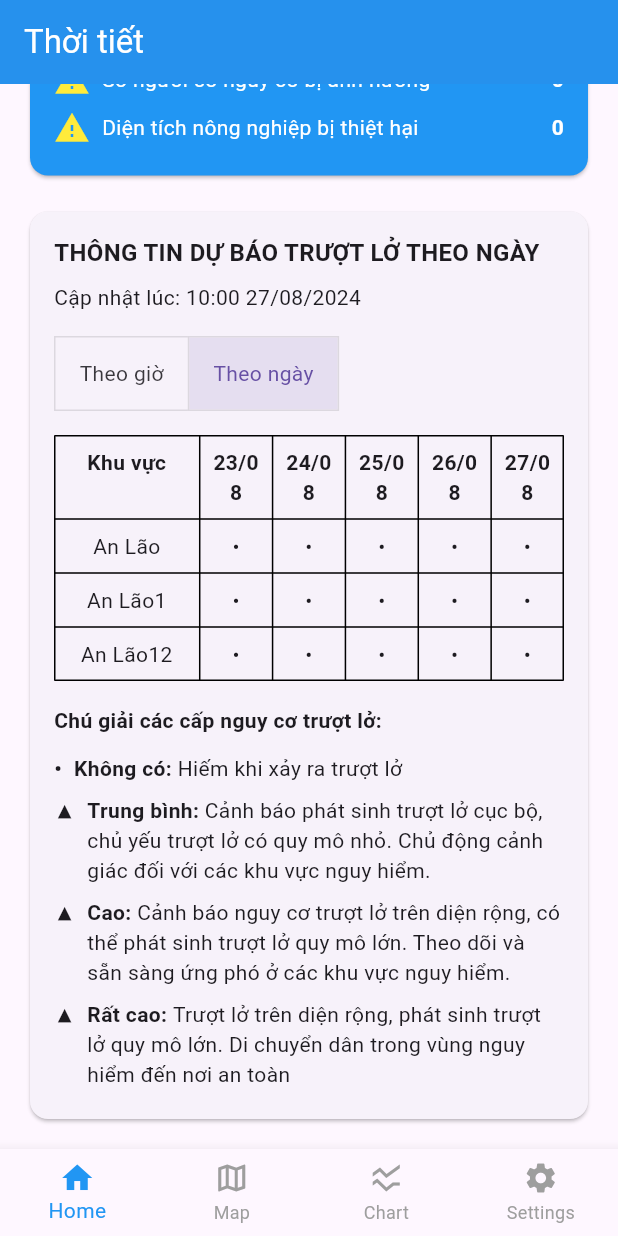
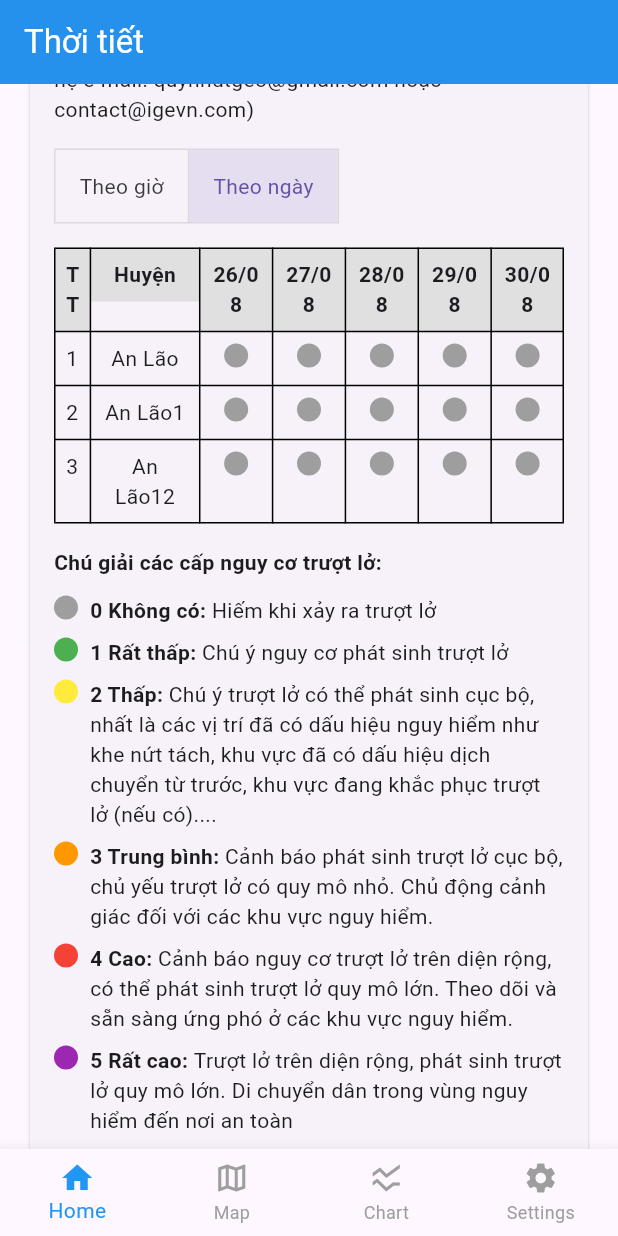
Before and after one commit to kiu-chan/truotlo, a Flutter app: the screen it shows after launch, scrolled down 576 dp, after a tap on "Theo ngày", on a phone screen of 412 x 824 dp. Run offline on Flutter 3.47's test engine with Material 3 defaults, Android fonts, the phone set to English and light mode, and no system bars; our stand-ins replace fl_chart, geolocator, shared_preferences; missing offline and left inert: bcrypt, mapbox_gl, postgres; network calls fail.

Commit message:
up tách file landslide

```diff
--- /dev/null
+++ b/lib/src/page/home/elements/landslide/landslide_forecast_card.dart
@@ -0,0 +1,110 @@
+import 'package:flutter/material.dart';
+import 'landslide_forecast_utils.dart';
+
+class LandslideForecastCard extends StatefulWidget {
+  const LandslideForecastCard({super.key});
+
+  @override
+  LandslideForecastCardState createState() => LandslideForecastCardState();
+}
+
+class LandslideForecastCardState extends State<LandslideForecastCard> {
+  bool _showHourlyForecast = true;
+
+  @override
+  Widget build(BuildContext context) {
+    return Card(
+      child: Padding(
+        padding: const EdgeInsets.all(16.0),
+        child: Column(
+          crossAxisAlignment: CrossAxisAlignment.start,
+          children: [
+            Text(
+              _showHourlyForecast
+                  ? 'THÔNG TIN DỰ BÁO TRƯỢT LỞ THEO GIỜ'
+                  : 'THÔNG TIN DỰ BÁO TRƯỢT LỞ THEO NGÀY',
+              style: const TextStyle(fontWeight: FontWeight.bold, fontSize: 16),
+            ),
+            const SizedBox(height: 8),
+            const Text('Cập nhật lúc: 15:00 30/08/2024'),
+            const Text('(Thông tin dự báo chi tiết theo giờ đến cấp xã, liên hệ e-mail: quynhdtgeo@gmail.com hoặc contact@igevn.com)'),
+            const SizedBox(height: 16),
+            _buildToggleButtons(),
+            const SizedBox(height: 16),
+            _showHourlyForecast ? _buildHourlyForecastTable() : _buildDailyForecastTable(),
+            const SizedBox(height: 16),
+            _showHourlyForecast ? buildHourlyLegend(context) : buildDailyLegend(context),
+            const SizedBox(height: 8),
+            const Text('Các huyện không có trong danh sách không có nguy cơ trượt lở', style: TextStyle(fontStyle: FontStyle.italic)),
+          ],
+        ),
+      ),
+    );
+  }
+
+  Widget _buildToggleButtons() {
+    return ToggleButtons(
+      isSelected: [_showHourlyForecast, !_showHourlyForecast],
+      onPressed: (int index) {
+        setState(() {
+          _showHourlyForecast = index == 0;
+        });
+      },
+      children: const [
+        Padding(
+          padding: EdgeInsets.symmetric(horizontal: 16),
+          child: Text('Theo giờ'),
+        ),
+        Padding(
+          padding: EdgeInsets.symmetric(horizontal: 16),
+          child: Text('Theo ngày'),
+        ),
+      ],
+    );
+  }
+
+  Widget _buildHourlyForecastTable() {
+    return Table(
+      border: TableBorder.all(),
+      columnWidths: const {
+        0: FlexColumnWidth(0.5),
+        1: FlexColumnWidth(1),
+        2: FlexColumnWidth(1),
+        3: FlexColumnWidth(1),
+        4: FlexColumnWidth(1),
+        5: FlexColumnWidth(1),
+        6: FlexColumnWidth(1),
+      },
+      children: [
+        buildTableRow(['STT', 'Tỉnh', 'Huyện', 'Vị trí', 'Lũ quét', 'Trượt nông', 'Trượt lớn'], isHeader: true),
+        buildTableRow(['1', 'Bình Định', 'An Lão', 'Đá Cạnh', buildRiskIcon('no_risk'), buildRiskIcon('no_risk'), buildRiskIcon('very_high')]),
+        buildTableRow(['2', 'Bình Định8', 'An Lão8', 'Đá Cạnh8', buildRiskIcon('no_risk'), buildRiskIcon('no_risk'), buildRiskIcon('very_high')]),
+        buildTableRow(['3', 'Bình Định9', 'An Lão9', 'Cống Chào9', buildRiskIcon('no_risk'), buildRiskIcon('no_risk'), buildRiskIcon('very_high')]),
+        buildTableRow(['4', 'Bình Định30', 'An Lão30', 'Đá Cạnh30', buildRiskIcon('no_risk'), buildRiskIcon('no_risk'), buildRiskIcon('very_high')]),
+        buildTableRow(['5', 'Bình Định31', 'An Lão31', 'Đá Cạnh31', buildRiskIcon('no_risk'), buildRiskIcon('no_risk'), buildRiskIcon('very_high')]),
+        buildTableRow(['6', 'Bình Định32', 'An Lão32', 'Đá Cạnh32', buildRiskIcon('no_risk'), buildRiskIcon('no_risk'), buildRiskIcon('very_high')]),
+      ],
+    );
+  }
+
+  Widget _buildDailyForecastTable() {
+    return Table(
+      border: TableBorder.all(),
+      columnWidths: const {
+        0: FlexColumnWidth(0.5),
+        1: FlexColumnWidth(1.5),
+        2: FlexColumnWidth(1),
+        3: FlexColumnWidth(1),
+        4: FlexColumnWidth(1),
+        5: FlexColumnWidth(1),
+        6: FlexColumnWidth(1),
+      },
+      children: [
+        buildTableRow(['TT', 'Huyện', '26/08', '27/08', '28/08', '29/08', '30/08'], isHeader: true),
+        buildTableRow(['1', 'An Lão', buildColorDot(0), buildColorDot(0), buildColorDot(0), buildColorDot(0), buildColorDot(0)]),
+        buildTableRow(['2', 'An Lão1', buildColorDot(0), buildColorDot(0), buildColorDot(0), buildColorDot(0), buildColorDot(0)]),
+        buildTableRow(['3', 'An Lão12', buildColorDot(0), buildColorDot(0), buildColorDot(0), buildColorDot(0), buildColorDot(0)]),
+      ],
+    );
+  }
+}
--- /dev/null
+++ b/lib/src/page/home/elements/landslide/landslide_forecast_utils.dart
@@ -0,0 +1,147 @@
+import 'package:flutter/material.dart';
+
+TableRow buildTableRow(List<dynamic> cells, {bool isHeader = false}) {
+  return TableRow(
+    children: cells.map((cell) => TableCell(
+      child: Container(
+        padding: const EdgeInsets.all(8.0),
+        color: isHeader ? Colors.grey[300] : null,
+        child: cell is Widget ? cell : Text(
+          cell.toString(),
+          style: TextStyle(
+            fontWeight: isHeader ? FontWeight.bold : FontWeight.normal,
+          ),
+          textAlign: TextAlign.center,
+        ),
+      ),
+    )).toList(),
+  );
+}
+
+Widget buildRiskIcon(String riskLevel) {
+  switch (riskLevel) {
+    case 'no_risk':
+      return const Icon(Icons.circle, color: Colors.grey, size: 16);
+    case 'medium':
+      return Image.asset('lib/assets/report/icon_nguy_co_trung_binh.jpg', width: 16, height: 16);
+    case 'high':
+      return Image.asset('lib/assets/report/icon_nguy_co_cao.png', width: 16, height: 16);
+    case 'very_high':
+      return Image.asset('lib/assets/report/icon_nguy_co_rat_cao.png', width: 16, height: 16);
+    default:
+      return const SizedBox.shrink();
+  }
+}
+
+Widget buildColorDot(int riskLevel) {
+  final Color color;
+  switch (riskLevel) {
+    case 0:
+      color = Colors.grey;
+      break;
+    case 1:
+      color = Colors.green;
+      break;
+    case 2:
+      color = Colors.yellow;
+      break;
+    case 3:
+      color = Colors.orange;
+      break;
+    case 4:
+      color = Colors.red;
+      break;
+    case 5:
+      color = Colors.purple;
+      break;
+    default:
+      color = Colors.grey;
+  }
+  return Container(
+    width: 16,
+    height: 16,
+    decoration: BoxDecoration(
+      color: color,
+      shape: BoxShape.circle,
+    ),
+  );
+}
+
+Widget buildHourlyLegend(BuildContext context) {
+  return Column(
+    crossAxisAlignment: CrossAxisAlignment.start,
+    children: [
+      const Text('Chú giải các cấp nguy cơ trượt lở:', style: TextStyle(fontWeight: FontWeight.bold)),
+      const SizedBox(height: 8),
+      _buildHourlyLegendItem(context, 'no_risk', 'Không có', 'Hiếm khi xảy ra trượt lở'),
+      _buildHourlyLegendItem(context, 'medium', 'Trung bình', 'Cảnh báo phát sinh trượt lở cục bộ, chủ yếu trượt lở có quy mô nhỏ. Chủ động cảnh giác đối với các khu vực nguy hiểm.'),
+      _buildHourlyLegendItem(context, 'high', 'Cao', 'Cảnh báo nguy cơ trượt lở trên diện rộng, có thể phát sinh trượt lở quy mô lớn. Theo dõi và sẵn sàng ứng phó ở các khu vực nguy hiểm.'),
+      _buildHourlyLegendItem(context, 'very_high', 'Rất cao', 'Trượt lở trên diện rộng, phát sinh trượt lở quy mô lớn. Di chuyển dân trong vùng nguy hiểm đến nơi an toàn'),
+    ],
+  );
+}
+
+Widget buildDailyLegend(BuildContext context) {
+  return Column(
+    crossAxisAlignment: CrossAxisAlignment.start,
+    children: [
+      const Text('Chú giải các cấp nguy cơ trượt lở:', style: TextStyle(fontWeight: FontWeight.bold)),
+      const SizedBox(height: 8),
+      _buildDailyLegendItem(context, 0, 'Không có', 'Hiếm khi xảy ra trượt lở'),
+      _buildDailyLegendItem(context, 1, 'Rất thấp', 'Chú ý nguy cơ phát sinh trượt lở'),
+      _buildDailyLegendItem(context, 2, 'Thấp', 'Chú ý trượt lở có thể phát sinh cục bộ, nhất là các vị trí đã có dấu hiệu nguy hiểm như khe nứt tách, khu vực đã có dấu hiệu dịch chuyển từ trước, khu vực đang khắc phục trượt lở (nếu có)....'),
+      _buildDailyLegendItem(context, 3, 'Trung bình', 'Cảnh báo phát sinh trượt lở cục bộ, chủ yếu trượt lở có quy mô nhỏ. Chủ động cảnh giác đối với các khu vực nguy hiểm.'),
+      _buildDailyLegendItem(context, 4, 'Cao', 'Cảnh báo nguy cơ trượt lở trên diện rộng, có thể phát sinh trượt lở quy mô lớn. Theo dõi và sẵn sàng ứng phó ở các khu vực nguy hiểm.'),
+      _buildDailyLegendItem(context, 5, 'Rất cao', 'Trượt lở trên diện rộng, phát sinh trượt lở quy mô lớn. Di chuyển dân trong vùng nguy hiểm đến nơi an toàn'),
+    ],
+  );
+}
+
+Widget _buildHourlyLegendItem(BuildContext context, String riskLevel, String level, String description) {
+  return Padding(
+    padding: const EdgeInsets.symmetric(vertical: 4.0),
+    child: Row(
+      crossAxisAlignment: CrossAxisAlignment.start,
+      children: [
+        buildRiskIcon(riskLevel),
+        const SizedBox(width: 8),
+        Expanded(
+          child: RichText(
+            text: TextSpan(
+              style: DefaultTextStyle.of(context).style,
+              children: [
+                TextSpan(text: '$level: ', style: const TextStyle(fontWeight: FontWeight.bold)),
+                TextSpan(text: description),
+              ],
+            ),
+          ),
+        ),
+      ],
+    ),
+  );
+}
+
+Widget _buildDailyLegendItem(BuildContext context, int riskLevel, String level, String description) {
+  return Padding(
+    padding: const EdgeInsets.symmetric(vertical: 4.0),
+    child: Row(
+      crossAxisAlignment: CrossAxisAlignment.start,
+      children: [
+        buildColorDot(riskLevel),
+        const SizedBox(width: 8),
+        Expanded(
+          child: RichText(
+            text: TextSpan(
+              style: DefaultTextStyle.of(context).style,
+              children: [
+                TextSpan(text: '$riskLevel ', style: const TextStyle(fontWeight: FontWeight.bold)),
+                TextSpan(text: '$level: ', style: const TextStyle(fontWeight: FontWeight.bold)),
+                TextSpan(text: description),
+              ],
+            ),
+          ),
+        ),
+      ],
+    ),
+  );
+}
--- a/lib/src/page/home/elements/landslide_forecast_card.dart
+++ /dev/null
@@ -1,159 +0,0 @@
-import 'package:flutter/material.dart';
-
-class LandslideForecastCard extends StatefulWidget {
-  const LandslideForecastCard({super.key});
-
-  @override
-  LandslideForecastCardState createState() => LandslideForecastCardState();
-}
-
-class LandslideForecastCardState extends State<LandslideForecastCard> {
-  bool _showHourlyForecast = true; // Mặc định hiển thị dự báo theo giờ
-
-  @override
-  Widget build(BuildContext context) {
-    return Card(
-      child: Padding(
-        padding: const EdgeInsets.all(16.0),
-        child: Column(
-          crossAxisAlignment: CrossAxisAlignment.start,
-          children: [
-            Text(
-              _showHourlyForecast
-                  ? 'THÔNG TIN DỰ BÁO TRƯỢT LỞ THEO GIỜ'
-                  : 'THÔNG TIN DỰ BÁO TRƯỢT LỞ THEO NGÀY',
-              style: const TextStyle(fontWeight: FontWeight.bold, fontSize: 16),
-            ),
-            const SizedBox(height: 8),
-            const Text('Cập nhật lúc: 10:00 27/08/2024'),
-            const SizedBox(height: 16),
-            _buildToggleButtons(),
-            const SizedBox(height: 16),
-            _showHourlyForecast ? _buildHourlyForecastTable() : _buildDailyForecastTable(),
-            const SizedBox(height: 16),
-            _buildLegend(context),
-          ],
-        ),
-      ),
-    );
-  }
-
-  Widget _buildToggleButtons() {
-    return ToggleButtons(
-      isSelected: [_showHourlyForecast, !_showHourlyForecast],
-      onPressed: (int index) {
-        setState(() {
-          _showHourlyForecast = index == 0;
-        });
-      },
-      children: const [
-        Padding(
-          padding: EdgeInsets.symmetric(horizontal: 16),
-          child: Text('Theo giờ'),
-        ),
-        Padding(
-          padding: EdgeInsets.symmetric(horizontal: 16),
-          child: Text('Theo ngày'),
-        ),
-      ],
-    );
-  }
-
-  Widget _buildHourlyForecastTable() {
-    return Table(
-      border: TableBorder.all(),
-      columnWidths: const {
-        0: FlexColumnWidth(0.5),
-        1: FlexColumnWidth(1),
-        2: FlexColumnWidth(1),
-        3: FlexColumnWidth(1),
-        4: FlexColumnWidth(1),
-        5: FlexColumnWidth(1),
-      },
-      children: [
-        _buildTableRow(['STT', 'Tỉnh', 'Huyện', 'Vị trí', 'Lũ quét', 'Trượt nông', 'Trượt lớn'], isHeader: true),
-        _buildTableRow(['1', 'Bình Định', 'An Lão', 'Đá Cạnh', '•', '•', '▲']),
-        _buildTableRow(['2', 'Bình Định8', 'An Lão8', 'Đá Cạnh8', '•', '•', '▲']),
-        _buildTableRow(['3', 'Bình Định9', 'An Lão9', 'Cống Chào9', '•', '•', '▲']),
-        _buildTableRow(['4', 'Bình Định30', 'An Lão30', 'Đá Cạnh30', '•', '•', '▲']),
-        _buildTableRow(['5', 'Bình Định31', 'An Lão31', 'Đá Cạnh31', '•', '•', '▲']),
-        _buildTableRow(['6', 'Bình Định32', 'An Lão32', 'Đá Cạnh32', '•', '•', '▲']),
-      ],
-    );
-  }
-
-  Widget _buildDailyForecastTable() {
-    return Table(
-      border: TableBorder.all(),
-      columnWidths: const {
-        0: FlexColumnWidth(2),
-        1: FlexColumnWidth(1),
-        2: FlexColumnWidth(1),
-        3: FlexColumnWidth(1),
-        4: FlexColumnWidth(1),
-        5: FlexColumnWidth(1),
-      },
-      children: [
-        _buildTableRow(['Khu vực', '23/08', '24/08', '25/08', '26/08', '27/08'], isHeader: true),
-        _buildTableRow(['An Lão', '•', '•', '•', '•', '•']),
-        _buildTableRow(['An Lão1', '•', '•', '•', '•', '•']),
-        _buildTableRow(['An Lão12', '•', '•', '•', '•', '•']),
-      ],
-    );
-  }
-
-  TableRow _buildTableRow(List<String> cells, {bool isHeader = false}) {
-    return TableRow(
-      children: cells.map((cell) => TableCell(
-        child: Padding(
-          padding: const EdgeInsets.all(8.0),
-          child: Text(
-            cell,
-            style: TextStyle(
-              fontWeight: isHeader ? FontWeight.bold : FontWeight.normal,
-            ),
-            textAlign: TextAlign.center,
-          ),
-        ),
-      )).toList(),
-    );
-  }
-
-  Widget _buildLegend(BuildContext context) {
-    return Column(
-      crossAxisAlignment: CrossAxisAlignment.start,
-      children: [
-        const Text('Chú giải các cấp nguy cơ trượt lở:', style: TextStyle(fontWeight: FontWeight.bold)),
-        const SizedBox(height: 8),
-        _buildLegendItem(context, '•', 'Không có', 'Hiếm khi xảy ra trượt lở'),
-        _buildLegendItem(context, '▲', 'Trung bình', 'Cảnh báo phát sinh trượt lở cục bộ, chủ yếu trượt lở có quy mô nhỏ. Chủ động cảnh giác đối với các khu vực nguy hiểm.'),
-        _buildLegendItem(context, '▲', 'Cao', 'Cảnh báo nguy cơ trượt lở trên diện rộng, có thể phát sinh trượt lở quy mô lớn. Theo dõi và sẵn sàng ứng phó ở các khu vực nguy hiểm.'),
-        _buildLegendItem(context, '▲', 'Rất cao', 'Trượt lở trên diện rộng, phát sinh trượt lở quy mô lớn. Di chuyển dân trong vùng nguy hiểm đến nơi an toàn'),
-      ],
-    );
-  }
-
-  Widget _buildLegendItem(BuildContext context, String symbol, String level, String description) {
-    return Padding(
-      padding: const EdgeInsets.symmetric(vertical: 4.0),
-      child: Row(
-        crossAxisAlignment: CrossAxisAlignment.start,
-        children: [
-          Text(symbol, style: const TextStyle(fontWeight: FontWeight.bold)),
-          const SizedBox(width: 8),
-          Expanded(
-            child: RichText(
-              text: TextSpan(
-                style: DefaultTextStyle.of(context).style,
-                children: [
-                  TextSpan(text: '$level: ', style: const TextStyle(fontWeight: FontWeight.bold)),
-                  TextSpan(text: description),
-                ],
-              ),
-            ),
-          ),
-        ],
-      ),
-    );
-  }
-}
```
Also changed, not shown: lib/src/page/home/home_page.dart (+4 -4 lines), lib/src/page/home/elements/landslide/warning.dart (renamed from lib/src/page/home/elements/warning.dart), lib/src/page/home/elements/weather/weather_forecast_card.dart (renamed from lib/src/page/home/elements/weather_forecast_card.dart), lib/src/page/home/elements/weather/weather_service.dart (renamed from lib/src/page/home/elements/weather_service.dart).
